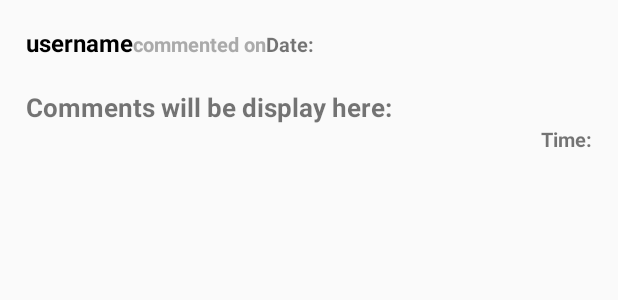
After one commit to tonykyo3232/C.M.O, an Android app: the layout all_comments_layout.xml on its own in the app's theme, with its tools: preview values and no code run, on a phone screen of 412 x 824 dp. The commit adds this screen. Shown: the top 300 px of the screen. Run offline under Robolectric (Android 15) with nearby library versions, the phone set to English and light mode, and no system bars.

Commit message:
comments function

```diff
--- a/C.M.O-master 2/app/src/main/AndroidManifest.xml
+++ b/C.M.O-master 2/app/src/main/AndroidManifest.xml
@@ -13,7 +13,8 @@
         android:roundIcon="@mipmap/ic_launcher_round"
         android:supportsRtl="true"
         android:theme="@style/AppTheme">
-        <activity android:name=".ClickPostActivity"></activity>
+        <activity android:name=".CommentsActivity"></activity>
+        <activity android:name=".ClickPostActivity" />
         <activity android:name=".MainActivity">
             <intent-filter>
                 <action android:name="android.intent.action.MAIN" />
--- a/C.M.O-master 2/app/src/main/res/drawable/post_border.xml
+++ b/C.M.O-master 2/app/src/main/res/drawable/post_border.xml
@@ -2,7 +2,7 @@
 <shape xmlns:android="http://schemas.android.com/apk/res/android">
 
     <stroke>
-        android:width="3dp"
+        android:width="5dp"
         android:color="@color/colorPrimaryDark"
     </stroke>
 </shape>
--- /dev/null
+++ b/C.M.O-master 2/app/src/main/res/layout/all_comments_layout.xml
@@ -0,0 +1,81 @@
+<?xml version="1.0" encoding="utf-8"?>
+<RelativeLayout xmlns:android="http://schemas.android.com/apk/res/android"
+    android:orientation="vertical" android:layout_width="match_parent"
+    android:layout_height="wrap_content">
+
+
+    <LinearLayout
+        android:layout_width="match_parent"
+        android:layout_height="wrap_content"
+        android:orientation="vertical"
+        android:layout_margin="7dp"
+       >
+
+        <LinearLayout
+            android:layout_width="match_parent"
+            android:layout_height="wrap_content"
+            android:orientation="horizontal"
+            android:layout_margin="10dp">
+
+            <TextView
+                android:id="@+id/comment_username"
+                android:layout_width="wrap_content"
+                android:layout_height="wrap_content"
+                android:text="username"
+                android:textColor="@android:color/black"
+                android:textSize="16sp"
+                android:textStyle="bold"
+                />
+
+            <TextView
+                android:id="@+id/simple_text"
+                android:layout_width="wrap_content"
+                android:layout_height="wrap_content"
+                android:text="commented on"
+                android:textColor="@android:color/darker_gray"
+                android:textSize="13sp"
+                android:textStyle="bold"
+                />
+
+            <TextView
+                android:id="@+id/comment_date"
+                android:layout_width="wrap_content"
+                android:layout_height="wrap_content"
+                android:text="Date:"
+                android:textSize="13sp"
+                android:textStyle="bold"
+                />
+
+        </LinearLayout>
+
+        <LinearLayout
+            android:layout_width="match_parent"
+            android:layout_height="wrap_content"
+            android:orientation="vertical"
+            android:layout_margin="10dp">
+
+            <TextView
+                android:id="@+id/comment_text"
+                android:layout_width="wrap_content"
+                android:layout_height="wrap_content"
+                android:text="Comments will be display here:"
+                android:textSize="17sp"
+                android:textStyle="bold"
+                />
+
+            <TextView
+                android:id="@+id/comment_time"
+                android:layout_width="match_parent"
+                android:layout_height="wrap_content"
+                android:text="Time:"
+                android:textAlignment="viewEnd"
+                android:textSize="13sp"
+                android:textStyle="bold"
+                />
+
+
+        </LinearLayout>
+
+    </LinearLayout>
+
+</RelativeLayout>
```
Also changed, not shown: C.M.O-master 2/app/src/main/java/com/example/cmo/Comments.java (added, +48 -0 lines), C.M.O-master 2/app/src/main/java/com/example/cmo/CommentsActivity.java (added, +188 -0 lines), C.M.O-master 2/app/src/main/java/com/example/cmo/MainActivity.java (+9 -0 lines), C.M.O-master 2/app/src/main/res/layout/activity_comments.xml (added, +53 -0 lines), C.M.O-master 2/app/src/main/res/drawable/post_comment.png (added).
